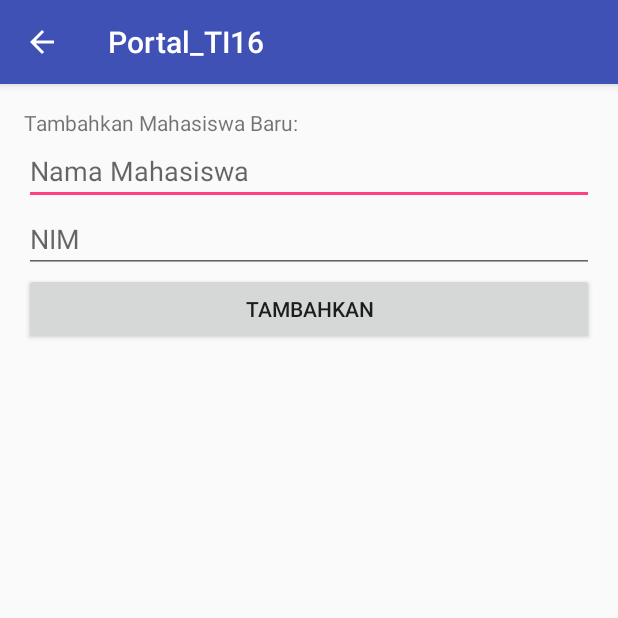
After one commit to yukhijrah/HilmiRetrofit, an Android app: the AddMahasiswaActivity screen opened directly, with no data from a screen before it, on a phone screen of 412 x 824 dp, the top half of it. The commit adds this screen. Run offline under Robolectric (Android 15) with nearby library versions, the phone set to English and light mode, and no system bars.

Commit message:
Hilmi Retrofit

```diff
--- a/app/build.gradle
+++ b/app/build.gradle
@@ -24,9 +24,10 @@ dependencies {
     androidTestCompile('com.android.support.test.espresso:espresso-core:2.2.2', {
         exclude group: 'com.android.support', module: 'support-annotations'
     })
-    testCompile 'junit:junit:4.12'
     compile 'com.android.support:appcompat-v7:26.0.0-alpha1'
     compile 'com.android.support:recyclerview-v7:26.0.0-alpha1'
     compile 'com.squareup.retrofit2:retrofit:2.5.0'
     compile 'com.squareup.retrofit2:converter-gson:2.5.0'
+    compile 'com.android.support.constraint:constraint-layout:1.0.2'
+    testCompile 'junit:junit:4.12'
 }
--- /dev/null
+++ b/app/src/main/java/com/example/hilmi/portal_ti16/AddMahasiswaActivity.java
@@ -0,0 +1,66 @@
+package com.example.hilmi.portal_ti16;
+
+import android.net.Network;
+import android.support.v7.app.AppCompatActivity;
+import android.os.Bundle;
+import android.view.View;
+import android.widget.Button;
+import android.widget.EditText;
+import android.widget.Toast;
+
+import com.example.hilmi.portal_ti16.entity.Mahasiswa;
+import com.example.hilmi.portal_ti16.network.Routes;
+import com.example.hilmi.portal_ti16.network.network;
+
+import retrofit2.Call;
+import retrofit2.Callback;
+import retrofit2.Response;
+
+public class AddMahasiswaActivity extends AppCompatActivity {
+
+    private EditText edtName, edtNim;
+    private Button btnAdd;
+
+    @Override
+    protected void onCreate(Bundle savedInstanceState) {
+        super.onCreate(savedInstanceState);
+        setContentView(R.layout.activity_add_mahasiswa);
+
+        edtName = (EditText) findViewById(R.id.edt_name);
+        edtNim = (EditText) findViewById(R.id.edt_nim);
+        btnAdd = (Button) findViewById(R.id.btn_add);
+
+        btnAdd.setOnClickListener(new View.OnClickListener(){
+
+
+            @Override
+            public void onClick(View v) {
+                String name = edtName.getText().toString();
+                String nim = edtNim.getText().toString();
+                addNewMahasiswa(name,nim);
+
+            }
+        });
+    }
+
+    private void addNewMahasiswa(String name, String nim){
+        Routes services  = network.request().create(Routes.class);
+        //melakukan post terhadap data mahasiswa baru dari API add.php
+
+        services.postMahasiswa(name,nim).enqueue(new Callback<Mahasiswa>() {
+            @Override
+            public void onResponse(Call<Mahasiswa> call, Response<Mahasiswa> response) {
+             if (response.isSuccessful()){
+                 finish();
+             }else {
+                 Toast.makeText(AddMahasiswaActivity.this,"maaf, terjadi kesalahan", Toast.LENGTH_LONG).show();
+             }
+            }
+
+            @Override
+            public void onFailure(Call<Mahasiswa> call, Throwable t) {
+                Toast.makeText(AddMahasiswaActivity.this,"maaf, terjadi kesalahan", Toast.LENGTH_LONG).show();
+            }
+        });
+    }
+}
--- a/app/src/main/java/com/example/hilmi/portal_ti16/MainActivity.java
+++ b/app/src/main/java/com/example/hilmi/portal_ti16/MainActivity.java
@@ -37,6 +37,12 @@ public class MainActivity extends AppCompatActivity {
         requestDaftarMahasiswa();
     }
 
+    @Override
+    protected void onStart() {
+        super.onStart();
+        requestDaftarMahasiswa();
+    }
+
     private void requestDaftarMahasiswa(){
         Routes Services = network.request().create(Routes.class);
 
--- a/app/src/main/java/com/example/hilmi/portal_ti16/network/Routes.java
+++ b/app/src/main/java/com/example/hilmi/portal_ti16/network/Routes.java
@@ -1,9 +1,13 @@
 package com.example.hilmi.portal_ti16.network;
 
 import com.example.hilmi.portal_ti16.entity.DaftarMahasiswa;
+import com.example.hilmi.portal_ti16.entity.Mahasiswa;
 
 import retrofit2.Call;
+import retrofit2.http.Field;
+import retrofit2.http.FormUrlEncoded;
 import retrofit2.http.GET;
+import retrofit2.http.POST;
 
 /**
  * Created by hilmi on 26/11/18.
@@ -12,4 +16,11 @@ import retrofit2.http.GET;
 public interface Routes {
     @GET("list.php")
     Call<DaftarMahasiswa> getMahasiswa();
+
+    @POST("add.php")
+    @FormUrlEncoded
+    Call<Mahasiswa> postMahasiswa(
+        @Field("name") String name,
+        @Field("nim") String nim
+    );
 }
--- /dev/null
+++ b/app/src/main/res/layout/activity_add_mahasiswa.xml
@@ -0,0 +1,33 @@
+<?xml version="1.0" encoding="utf-8"?>
+<LinearLayout
+    xmlns:android="http://schemas.android.com/apk/res/android"
+    android:layout_width="match_parent"
+    android:layout_height="match_parent"
+    android:orientation="vertical"
+    android:padding="16dp">
+
+    <TextView
+        android:layout_width="wrap_content"
+        android:layout_height="wrap_content"
+        android:text="Tambahkan Mahasiswa Baru:"/>
+
+    <EditText
+        android:id="@+id/edt_name"
+        android:layout_width="match_parent"
+        android:layout_height="wrap_content"
+        android:hint="Nama Mahasiswa"/>
+
+    <EditText
+        android:id="@+id/edt_nim"
+        android:layout_width="match_parent"
+        android:layout_height="wrap_content"
+        android:inputType="number"
+        android:hint="NIM"/>
+
+    <Button
+        android:id="@+id/btn_add"
+        android:layout_width="match_parent"
+        android:layout_height="wrap_content"
+        android:text="TAMBAHKAN"/>
+
+</LinearLayout>
```
Also changed, not shown: app/src/main/AndroidManifest.xml (+10 -9 lines).
